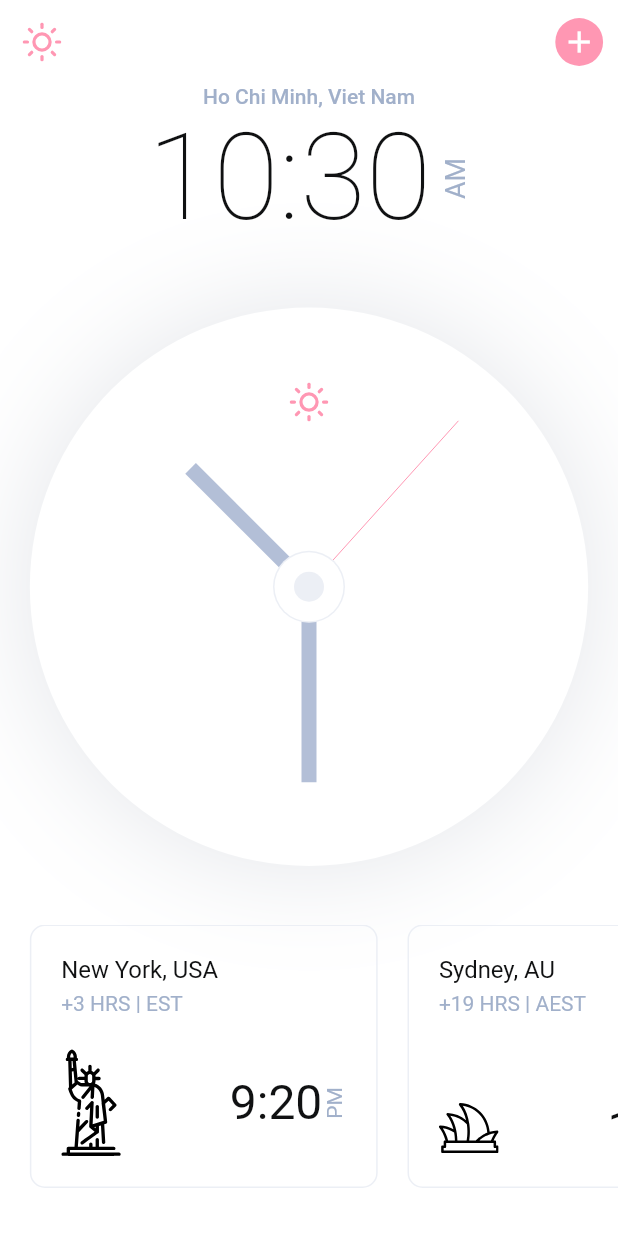
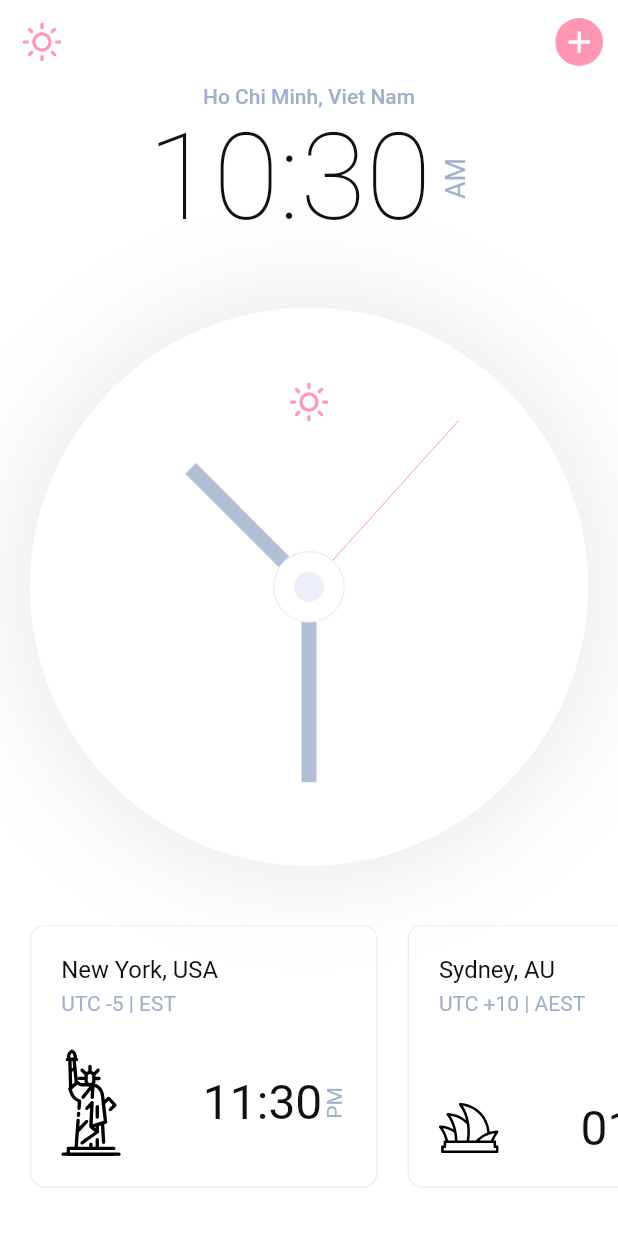
Before and after one commit to lambiengcode/analog-clock, a Flutter app: the screen it shows after launch, on a phone screen of 412 x 824 dp. Run offline on Flutter 3.47's test engine with Material 2 defaults, Android fonts, the phone set to English and light mode, and no system bars; our stand-ins replace flutter_icons, flutter_svg, get, get_storage, google_fonts.

```diff
--- a/lib/src/screens/components/body.dart
+++ b/lib/src/screens/components/body.dart
@@ -1,4 +1,5 @@
 import 'package:flutter/material.dart';
+import 'package:intl/intl.dart';
 import 'clock.dart';
 import 'country_card.dart';
 import 'time_in_hour_and_minute.dart';
@@ -6,6 +7,8 @@ import 'time_in_hour_and_minute.dart';
 class Body extends StatelessWidget {
   @override
   Widget build(BuildContext context) {
+    DateFormat format = DateFormat('hh:mm');
+
     return SafeArea(
       child: SizedBox(
         width: double.infinity,
@@ -25,18 +28,38 @@ class Body extends StatelessWidget {
                 children: [
                   CountryCard(
                     country: "New York, USA",
-                    timeZone: "+3 HRS | EST",
+                    timeZone: "UTC -5 | EST",
                     iconSrc: "assets/icons/Liberty.svg",
-                    time: "9:20",
+                    time: format.format(
+                      DateTime.now().subtract(
+                        Duration(hours: 11),
+                      ),
+                    ),
                     period: "PM",
                   ),
                   CountryCard(
                     country: "Sydney, AU",
-                    timeZone: "+19 HRS | AEST",
+                    timeZone: "UTC +10 | AEST",
                     iconSrc: "assets/icons/Sydney.svg",
-                    time: "1:20",
+                    time: format.format(
+                      DateTime.now().add(
+                        Duration(hours: 3),
+                      ),
+                    ),
                     period: "AM",
                   ),
+                  CountryCard(
+                    country: "HongKong, China",
+                    timeZone: "UTC +8 | EA",
+                    iconSrc: "assets/icons/Sydney.svg",
+                    time: format.format(
+                      DateTime.now().add(
+                        Duration(hours: 1),
+                      ),
+                    ),
+                    period: "AM",
+                  ),
+                  SizedBox(width: 12.0),
                 ],
               ),
             ),
--- a/pubspec.yaml
+++ b/pubspec.yaml
@@ -33,6 +33,7 @@ dependencies:
   get: ^3.13.3
   get_storage: ^1.4.0
   flutter_icons:
+  intl: ^0.16.0
 
 dev_dependencies:
   flutter_test:
```
Also changed, not shown: pubspec.lock.
